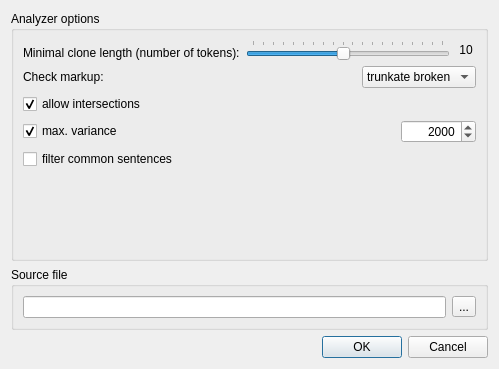
Qt form doc-clone-miner/qtui/element_miner_settings.ui (spbu-se/pldoctoolkit) before a commit.
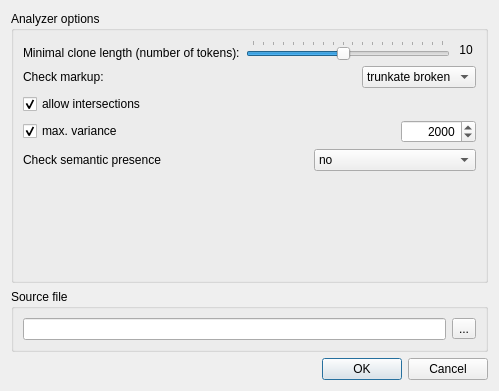
The same form after that commit.

Commit message: Sync from private repository: - nltk - minor UI changes

```diff
--- a/doc-clone-miner/qtui/element_miner_settings.ui
+++ b/doc-clone-miner/qtui/element_miner_settings.ui
@@ -7,7 +7,7 @@
     <x>0</x>
     <y>0</y>
     <width>499</width>
-    <height>369</height>
+    <height>391</height>
    </rect>
   </property>
   <property name="sizePolicy">
@@ -201,14 +201,50 @@
          </layout>
         </item>
         <item>
-         <widget class="QCheckBox" name="cbCheckSemantics">
-          <property name="toolTip">
-           <string>&lt;html&gt;&lt;head/&gt;&lt;body&gt;&lt;p&gt;Like &lt;span style=&quot; font-weight:600;&quot;&gt;this is&lt;/span&gt; or &lt;span style=&quot; font-weight:600;&quot;&gt;suppose that&lt;/span&gt;, etc.&lt;/p&gt;&lt;/body&gt;&lt;/html&gt;</string>
-          </property>
-          <property name="text">
-           <string>filter common sentences</string>
-          </property>
-         </widget>
+         <layout class="QHBoxLayout" name="horizontalLayout_5">
+          <item>
+           <widget class="QLabel" name="label">
+            <property name="text">
+             <string>Check semantic presence</string>
+            </property>
+           </widget>
+          </item>
+          <item>
+           <spacer name="horizontalSpacer_3">
+            <property name="orientation">
+             <enum>Qt::Horizontal</enum>
+            </property>
+            <property name="sizeHint" stdset="0">
+             <size>
+              <width>40</width>
+              <height>20</height>
+             </size>
+            </property>
+           </spacer>
+          </item>
+          <item>
+           <widget class="QComboBox" name="cbxCheckSemantics">
+            <property name="currentText">
+             <string>no</string>
+            </property>
+            <item>
+             <property name="text">
+              <string>no</string>
+             </property>
+            </item>
+            <item>
+             <property name="text">
+              <string>filter common sentences</string>
+             </property>
+            </item>
+            <item>
+             <property name="text">
+              <string>NLTK filter</string>
+             </property>
+            </item>
+           </widget>
+          </item>
+         </layout>
         </item>
         <item>
          <spacer name="verticalSpacer">
```
The commit also changes 6 other files.
